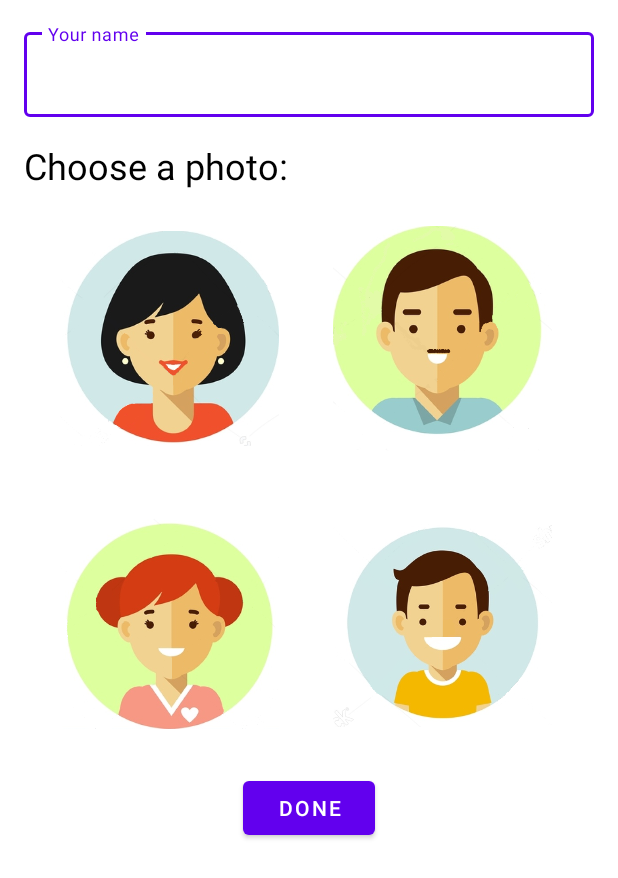
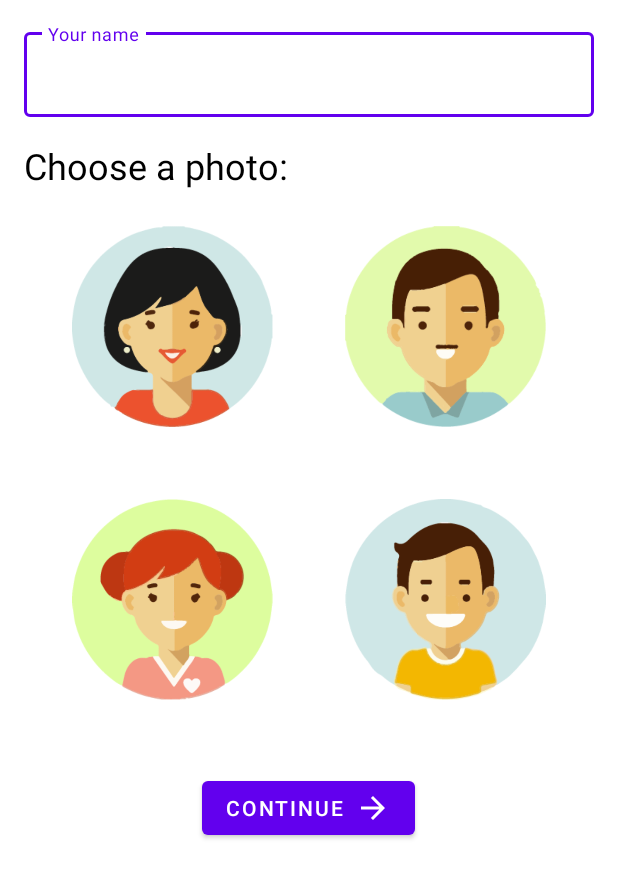
Before and after one commit to ansshkki/Shopping-List, an Android app: the layout activity_identity.xml on its own in the app's theme, with its tools: preview values and no code run, on a phone screen of 412 x 824 dp. Shown: the top 878 px of the screen. Run offline under Robolectric (Android 15) with nearby library versions, the phone set to English and light mode, and no system bars.

Commit message:
Make images transparent, Add ScrollView to activity_identity.xml

```diff
--- a/app/src/main/AndroidManifest.xml
+++ b/app/src/main/AndroidManifest.xml
@@ -11,7 +11,9 @@
         android:roundIcon="@mipmap/ic_launcher_round"
         android:supportsRtl="true"
         android:theme="@style/Theme.ShoppingList">
-        <activity android:name=".IdentityActivity"></activity>
+        <activity
+            android:name=".IdentityActivity"
+            android:label="Your Information" />
         <activity
             android:name=".SplashActivity"
             android:theme="@style/SplashTheme">
--- /dev/null
+++ b/app/src/main/res/drawable/ic_continue.xml
@@ -0,0 +1,11 @@
+<vector xmlns:android="http://schemas.android.com/apk/res/android"
+    android:width="24dp"
+    android:height="24dp"
+    android:autoMirrored="true"
+    android:tint="#FFFFFF"
+    android:viewportWidth="24"
+    android:viewportHeight="24">
+    <path
+        android:fillColor="@android:color/white"
+        android:pathData="M12,4l-1.41,1.41L16.17,11H4v2h12.17l-5.58,5.59L12,20l8,-8z" />
+</vector>
--- a/app/src/main/res/layout/activity_identity.xml
+++ b/app/src/main/res/layout/activity_identity.xml
@@ -1,11 +1,15 @@
 <?xml version="1.0" encoding="utf-8"?>
-<LinearLayout xmlns:android="http://schemas.android.com/apk/res/android"
+<ScrollView xmlns:android="http://schemas.android.com/apk/res/android"
     xmlns:app="http://schemas.android.com/apk/res-auto"
     xmlns:tools="http://schemas.android.com/tools"
     android:layout_width="match_parent"
     android:layout_height="match_parent"
-    android:orientation="vertical"
     tools:context=".IdentityActivity">
+
+    <LinearLayout
+        android:layout_width="match_parent"
+        android:layout_height="wrap_content"
+        android:orientation="vertical">
 
         <com.google.android.material.textfield.TextInputLayout
             style="@style/Widget.MaterialComponents.TextInputLayout.OutlinedBox"
@@ -31,10 +35,6 @@
         <LinearLayout
             android:layout_width="match_parent"
             android:layout_height="wrap_content"
-        android:layout_marginLeft="8dp"
-        android:layout_marginTop="8dp"
-        android:layout_marginRight="8dp"
-        android:layout_marginBottom="4dp"
             android:gravity="center">
 
             <com.google.android.material.card.MaterialCardView
@@ -49,7 +49,7 @@
                 <ImageView
                     android:layout_width="match_parent"
                     android:layout_height="match_parent"
-                android:layout_marginEnd="4dp"
+                    android:layout_margin="8dp"
                     android:src="@drawable/mother" />
             </com.google.android.material.card.MaterialCardView>
 
@@ -65,7 +65,7 @@
                 <ImageView
                     android:layout_width="match_parent"
                     android:layout_height="match_parent"
-                android:layout_marginEnd="4dp"
+                    android:layout_margin="8dp"
                     android:src="@drawable/father" />
             </com.google.android.material.card.MaterialCardView>
 
@@ -74,10 +74,6 @@
         <LinearLayout
             android:layout_width="match_parent"
             android:layout_height="wrap_content"
-        android:layout_marginLeft="8dp"
-        android:layout_marginTop="4dp"
-        android:layout_marginRight="8dp"
-        android:layout_marginBottom="8dp"
             android:gravity="center">
 
             <com.google.android.material.card.MaterialCardView
@@ -92,7 +88,7 @@
                 <ImageView
                     android:layout_width="match_parent"
                     android:layout_height="match_parent"
-                android:layout_marginEnd="4dp"
+                    android:layout_margin="8dp"
                     android:src="@drawable/daughter" />
             </com.google.android.material.card.MaterialCardView>
 
@@ -108,17 +104,21 @@
                 <ImageView
                     android:layout_width="match_parent"
                     android:layout_height="match_parent"
-                android:layout_marginEnd="4dp"
+                    android:layout_margin="8dp"
                     android:src="@drawable/son" />
             </com.google.android.material.card.MaterialCardView>
 
         </LinearLayout>
 
-    <Button
+        <com.google.android.material.button.MaterialButton
             android:layout_width="wrap_content"
             android:layout_height="wrap_content"
             android:layout_gravity="center"
+            android:layout_marginTop="24dp"
             android:onClick="goToMain"
-        android:text="Done" />
+            android:text="Continue"
+            app:icon="@drawable/ic_continue"
+            app:iconGravity="end" />
 
     </LinearLayout>
+</ScrollView>
```
Also changed, not shown: app/src/main/res/drawable/daughter.png, app/src/main/res/drawable/father.png, app/src/main/res/drawable/mother.png, app/src/main/res/drawable/son.png. Lines whose indentation alone changed are shown as unchanged.
